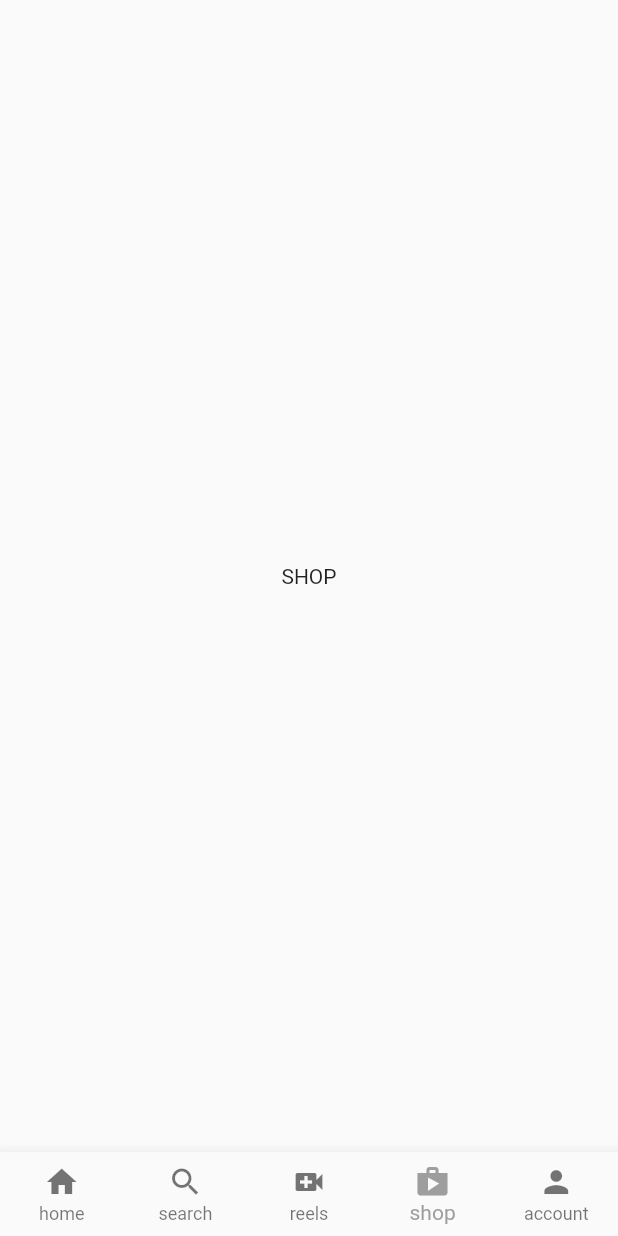
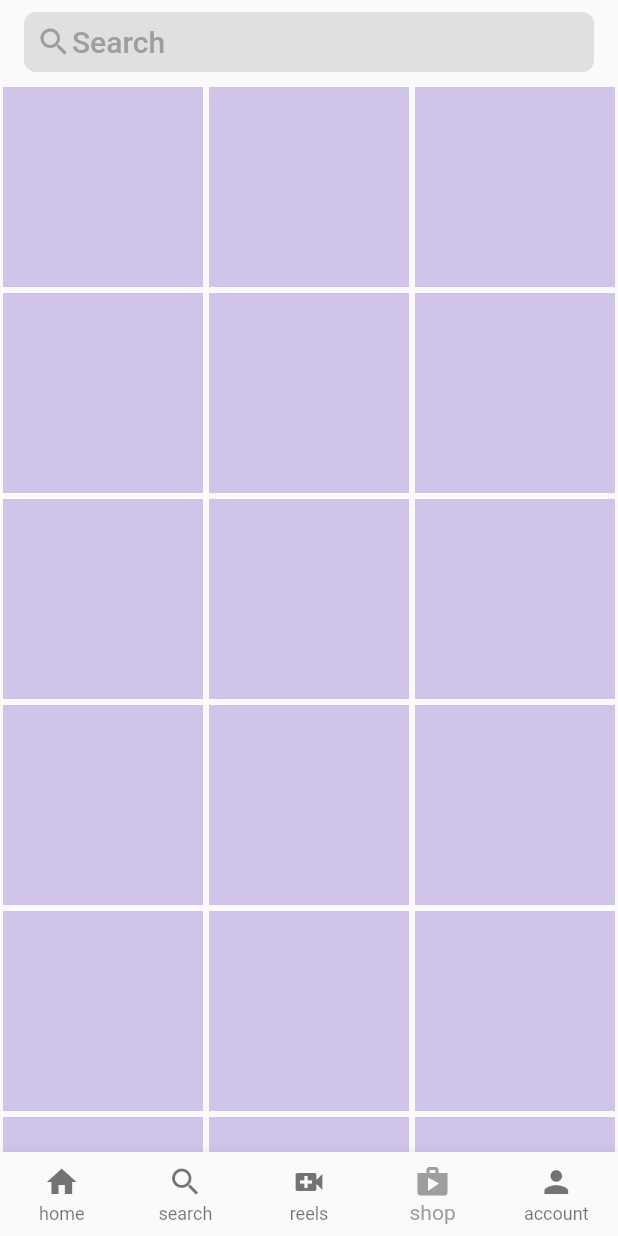
Before and after one commit to ariscybertech/aris_instagram, a Flutter app: the screen it shows after launch, item 4 of the bottom bar chosen, on a phone screen of 412 x 824 dp. Run offline on Flutter 3.47's test engine with Material 2 defaults, Android fonts, the light colour scheme and no system bars.

Commit message:
Version 1.0.0+6

```diff
--- a/lib/pages/shop.dart
+++ b/lib/pages/shop.dart
@@ -1,3 +1,4 @@
+import 'package:aris_instagram/util/shop_grid.dart';
 import 'package:flutter/material.dart';
 
 class UserShop extends StatelessWidget {
@@ -6,7 +7,34 @@ class UserShop extends StatelessWidget {
   @override
   Widget build(BuildContext context) {
     return Scaffold(
-      body: Center(child: Text('SHOP')),
+      appBar: AppBar(
+        backgroundColor: Colors.transparent,
+        elevation: 0,
+        title: ClipRRect(
+          borderRadius: BorderRadius.circular(8),
+          child: Container(
+            padding: EdgeInsets.all(8),
+            color: Colors.grey[300],
+            child: Row(
+              children: [
+                Icon(
+                  Icons.search,
+                  color: Colors.grey[500],
+                ),
+                Container(
+                  child: Text(
+                    'Search',
+                    style: TextStyle(
+                      color: Colors.grey[500],
+                    ),
+                  ),
+                )
+              ],
+            ),
+          ),
+        ),
+      ),
+      body: ShopGrid(),
     );
   }
 }
--- /dev/null
+++ b/lib/util/shop_grid.dart
@@ -0,0 +1,20 @@
+import 'package:flutter/material.dart';
+
+class ShopGrid extends StatelessWidget {
+  final List<String> userPosts = [];
+  ShopGrid({Key key}) : super(key: key);
+
+  @override
+  Widget build(BuildContext context) {
+    return GridView.builder(
+        itemCount: 20,
+        gridDelegate:
+            SliverGridDelegateWithFixedCrossAxisCount(crossAxisCount: 3),
+        itemBuilder: (context, index) {
+          return Padding(
+            padding: EdgeInsets.all(2.0),
+            child: Container(color: Colors.deepPurple[100]),
+          );
+        });
+  }
+}
```
